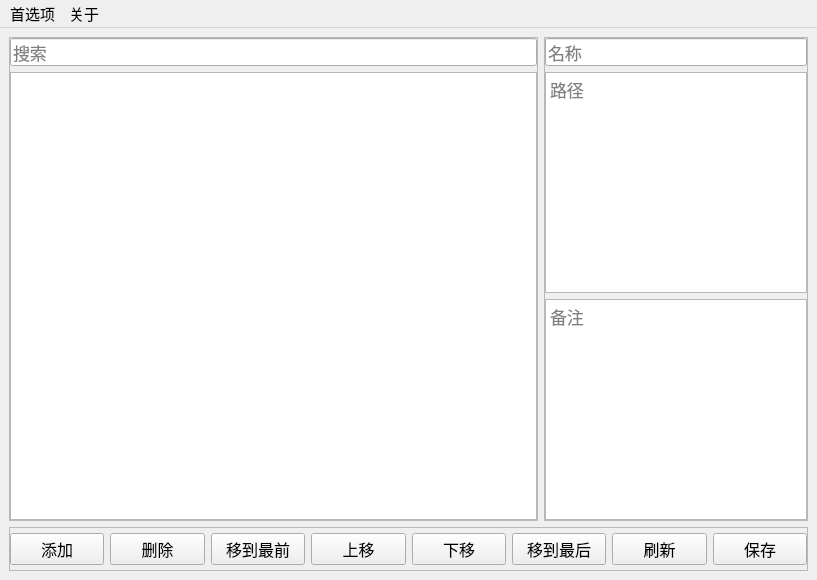
Before: the Qt Designer form ui/main_window.ui in suifengpiaoyang/PathManager, drawn with Qt 5.
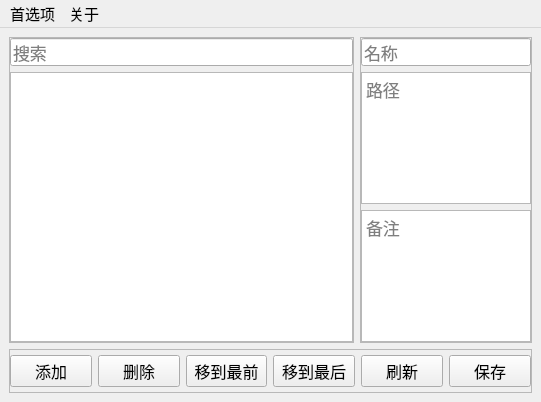
After: the same form once the commit is applied. Custom widgets are drawn as their Qt base class.

Commit message: 删除了上移和下移按钮，因为已经支持控件中的单项拖动了

Patch:
```diff
--- a/ui/main_window.ui
+++ b/ui/main_window.ui
@@ -6,8 +6,8 @@
    <rect>
     <x>0</x>
     <y>0</y>
-    <width>817</width>
-    <height>580</height>
+    <width>541</width>
+    <height>402</height>
    </rect>
   </property>
   <property name="font">
@@ -146,6 +146,12 @@
        </property>
        <item>
         <widget class="QPushButton" name="addButton">
+         <property name="sizePolicy">
+          <sizepolicy hsizetype="Minimum" vsizetype="Fixed">
+           <horstretch>0</horstretch>
+           <verstretch>0</verstretch>
+          </sizepolicy>
+         </property>
          <property name="text">
           <string>添加</string>
          </property>
@@ -153,6 +159,12 @@
        </item>
        <item>
         <widget class="QPushButton" name="deleteButton">
+         <property name="sizePolicy">
+          <sizepolicy hsizetype="Minimum" vsizetype="Fixed">
+           <horstretch>0</horstretch>
+           <verstretch>0</verstretch>
+          </sizepolicy>
+         </property>
          <property name="text">
           <string>删除</string>
          </property>
@@ -160,27 +172,31 @@
        </item>
        <item>
         <widget class="QPushButton" name="moveFirstButton">
+         <property name="sizePolicy">
+          <sizepolicy hsizetype="Minimum" vsizetype="Fixed">
+           <horstretch>0</horstretch>
+           <verstretch>0</verstretch>
+          </sizepolicy>
+         </property>
          <property name="text">
           <string>移到最前</string>
          </property>
         </widget>
        </item>
-       <item>
-        <widget class="QPushButton" name="moveUpButton">
-         <property name="text">
-          <string>上移</string>
-         </property>
-        </widget>
-       </item>
-       <item>
-        <widget class="QPushButton" name="moveDownButton">
-         <property name="text">
-          <string>下移</string>
-         </property>
-        </widget>
-       </item>
        <item>
         <widget class="QPushButton" name="moveLastButton">
+         <property name="sizePolicy">
+          <sizepolicy hsizetype="Minimum" vsizetype="Fixed">
+           <horstretch>0</horstretch>
+           <verstretch>0</verstretch>
+          </sizepolicy>
+         </property>
+         <property name="minimumSize">
+          <size>
+           <width>0</width>
+           <height>0</height>
+          </size>
+         </property>
          <property name="text">
           <string>移到最后</string>
          </property>
@@ -188,6 +204,12 @@
        </item>
        <item>
         <widget class="QPushButton" name="freshButton">
+         <property name="sizePolicy">
+          <sizepolicy hsizetype="Minimum" vsizetype="Fixed">
+           <horstretch>0</horstretch>
+           <verstretch>0</verstretch>
+          </sizepolicy>
+         </property>
          <property name="text">
           <string>刷新</string>
          </property>
@@ -195,6 +217,12 @@
        </item>
        <item>
         <widget class="QPushButton" name="saveButton">
+         <property name="sizePolicy">
+          <sizepolicy hsizetype="Minimum" vsizetype="Fixed">
+           <horstretch>0</horstretch>
+           <verstretch>0</verstretch>
+          </sizepolicy>
+         </property>
          <property name="text">
           <string>保存</string>
          </property>
@@ -210,8 +238,8 @@
     <rect>
      <x>0</x>
      <y>0</y>
-     <width>817</width>
-     <height>30</height>
+     <width>541</width>
+     <height>26</height>
     </rect>
    </property>
    <property name="font">
```
The commit also changes 2 other files.
